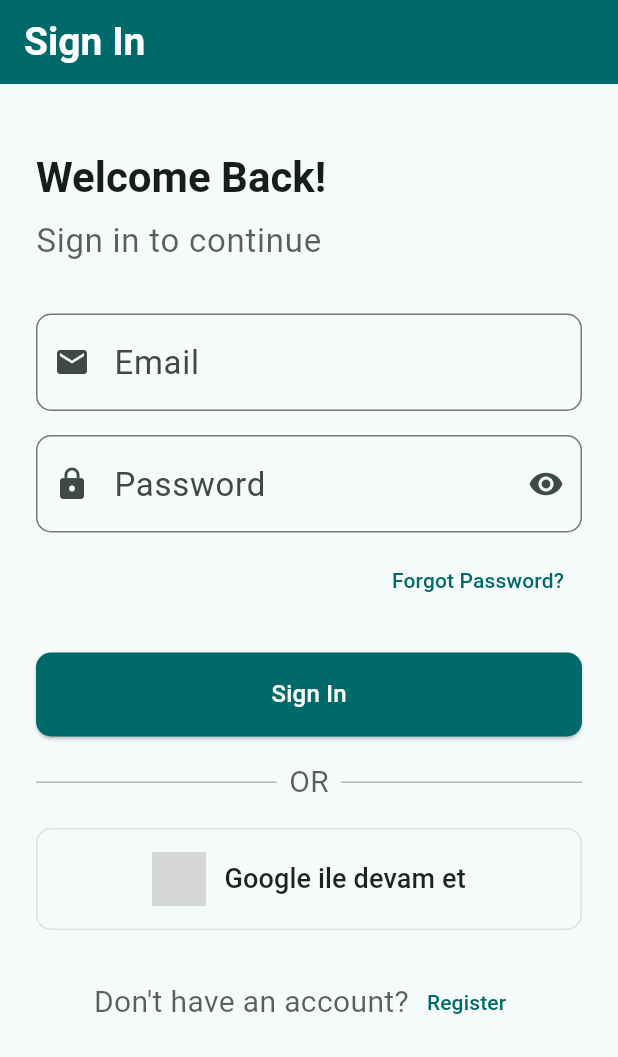
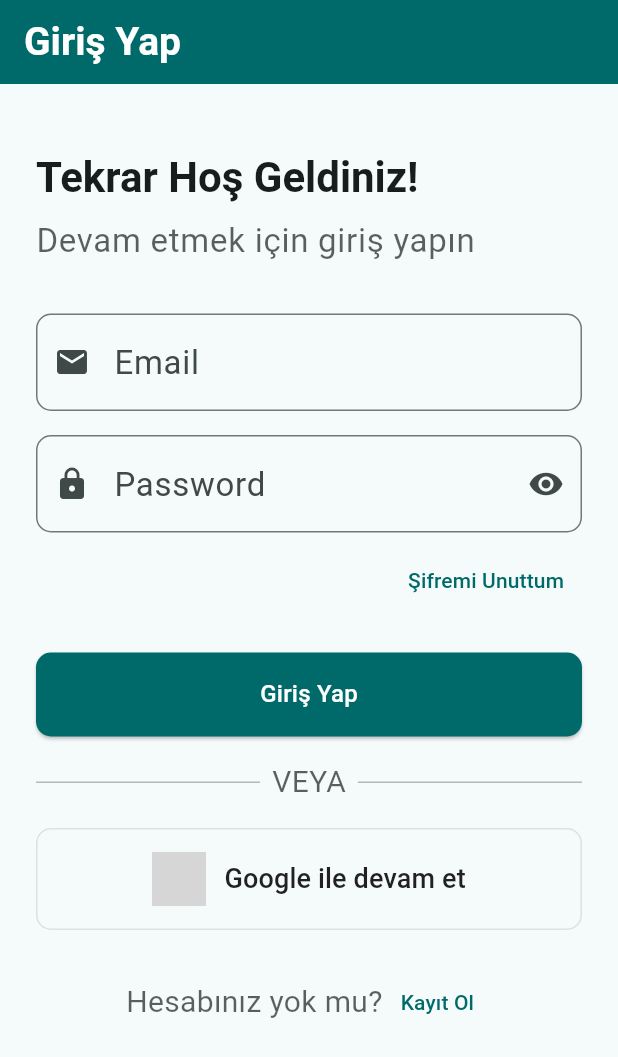
Before and after one commit to esatkee/MOB, a Flutter app: the screen it shows after launch, on a phone screen of 412 x 824 dp. Shown: the top 1057 px of the screen. Run offline on Flutter 3.47's test engine with Material 3 defaults, Android fonts, the phone set to English and light mode, and no system bars; our stand-ins replace firebase_auth, firebase_core, google_sign_in, shared_preferences, supabase_flutter; accounts and stored records are empty; network calls fail; grey boxes are pictures that could not be loaded.

Commit message:
kodlar iyileştirildi

```diff
--- a/lib/main.dart
+++ b/lib/main.dart
@@ -1,7 +1,7 @@
 import 'package:flutter/material.dart';
 import 'package:firebase_core/firebase_core.dart';
 import 'package:provider/provider.dart';
-import 'package:supabase_flutter/supabase_flutter.dart'; // Supabase import
+import 'package:supabase_flutter/supabase_flutter.dart'; // Supabase paketi
 
 import 'firebase_options.dart';
 import 'screens/login_page.dart';
@@ -16,21 +16,21 @@ import 'constants/constants.dart';
 Future<void> main() async {
   WidgetsFlutterBinding.ensureInitialized();
 
-  // Initialize Firebase
+  // Firebase'i başlatıyoruz
   await Firebase.initializeApp(
     options: DefaultFirebaseOptions.currentPlatform,
   );
 
-  // Initialize Supabase
+  // Supabase'i başlatıyoruz
   await Supabase.initialize(
-    url: 'https://jspsknitanbilrnavgmu.supabase.co', // TODO: Replace with your Supabase project URL
-    anonKey: 'eyJhbGciOiJIUzI1NiIsInR5cCI6IkpXVCJ9.eyJpc3MiOiJzdXBhYmFzZSIsInJlZiI6ImpzcHNrbml0YW5iaWxybmF2Z211Iiwicm9sZSI6ImFub24iLCJpYXQiOjE3NDg3MjQyNTMsImV4cCI6MjA2NDMwMDI1M30.Q_mFBwBhzfgdxVDXV11xjvmtSkyzgXiB_AWIQQ9y98E', // TODO: Replace with your anon/public key
+    url: 'https://jspsknitanbilrnavgmu.supabase.co', // Supabase projenizin URL'si
+    anonKey: 'eyJhbGciOiJIUzI1NiIsInR5cCI6IkpXVCJ9.eyJpc3MiOiJzdXBhYmFzZSIsInJlZiI6ImpzcHNrbml0YW5iaWxybmF2Z211Iiwicm9sZSI6ImFub24iLCJpYXQiOjE3NDg3MjQyNTMsImV4cCI6MjA2NDMwMDI1M30.Q_mFBwBhzfgdxVDXV11xjvmtSkyzgXiB_AWIQQ9y98E', // Supabase projenizin public anahtarı
   );
 
   runApp(const MyApp());
 }
 
-// Make Supabase client globally accessible
+// Supabase istemcisi global olarak erişilebilir
 final supabase = Supabase.instance.client;
 
 class MyApp extends StatelessWidget {
@@ -38,6 +38,7 @@ class MyApp extends StatelessWidget {
 
   @override
   Widget build(BuildContext context) {
+    // Ayar sağlayıcısını başlatıyoruz
     return ChangeNotifierProvider(
       create: (_) => SettingsProvider()..init(),
       child: Consumer<SettingsProvider>(
@@ -48,7 +49,7 @@ class MyApp extends StatelessWidget {
           final scaleFactor = settings.textSize / baseTextSize;
 
           return MaterialApp(
-            title: 'Diary+',
+            title: 'Diary+', // Uygulama başlığı
             theme: ThemeData(
               useMaterial3: true,
               colorScheme: ColorScheme.fromSeed(
@@ -129,12 +130,12 @@ class MyApp extends StatelessWidget {
             ),
             initialRoute: '/',
             routes: {
-              '/': (context) => const LoginPage(),
-              '/register': (context) => const RegisterPage(),
-              '/home': (context) => const HomePage(),
-              '/diary': (context) => EditNotePage(),
-              '/profile': (context) => const ProfilePage(),
-              '/settings': (context) => const SettingsPage(),
+              '/': (context) => const LoginPage(), // Giriş ekranı
+              '/register': (context) => const RegisterPage(), // Kayıt ekranı
+              '/home': (context) => const HomePage(), // Ana sayfa
+              '/diary': (context) => EditNotePage(), // Günlük detay ekranı
+              '/profile': (context) => const ProfilePage(), // Profil ekranı
+              '/settings': (context) => const SettingsPage(), // Ayarlar ekranı
             },
           );
         },
@@ -143,8 +144,9 @@ class MyApp extends StatelessWidget {
   }
 }
 
-// Optional: Reusable Snackbar extension
+
 extension ContextExtension on BuildContext {
+  // Ekranın alt kısmında bilgi mesajı gösteriyor
   void showSnackBar(String message, {bool isError = false}) {
     ScaffoldMessenger.of(this).showSnackBar(
       SnackBar(
--- a/lib/screens/base_page.dart
+++ b/lib/screens/base_page.dart
@@ -2,6 +2,7 @@ import 'package:flutter/material.dart';
 import '../widgets/custom_appbar.dart';
 import '../widgets/custom_drawer.dart';
 
+// Uygulamanın temel sayfa yapısını oluşturan stateless bir widget
 class BasePage extends StatelessWidget {
   final String title;
   final Widget body;
@@ -14,6 +15,7 @@ class BasePage extends StatelessWidget {
     this.drawer,
   });
 
+  // Sayfanın kullanıcı arayüzünü oluşturan kısım
   @override
   Widget build(BuildContext context) {
     return Scaffold(
--- a/lib/screens/home_page.dart
+++ b/lib/screens/home_page.dart
@@ -9,6 +9,7 @@ import '../widgets/home_card.dart';
 import '../widgets/note_dialog.dart';
 import '../screens/diary_detail.dart';
 
+// Stateful bir ana sayfa widget'ı
 class HomePage extends StatefulWidget {
   const HomePage({super.key});
 
@@ -16,6 +17,7 @@ class HomePage extends StatefulWidget {
   State<HomePage> createState() => _HomePageState();
 }
 
+// Ana sayfanın durumunu yöneten sınıf
 class _HomePageState extends State<HomePage> {
   List<Map<String, dynamic>> _notes = [];
   bool _isLoading = true;
@@ -25,7 +27,7 @@ class _HomePageState extends State<HomePage> {
     super.initState();
     _fetchNotes();
   }
-
+// Asenkron olarak notları veritabanından çeken fonksiyon
   Future<void> _fetchNotes() async {
     try {
       final notes = await HomeHelper.fetchNotes();
@@ -36,7 +38,7 @@ class _HomePageState extends State<HomePage> {
     } catch (e) {
       setState(() => _isLoading = false);
       ScaffoldMessenger.of(context).showSnackBar(
-        SnackBar(content: Text('Failed to load notes: $e')),
+        SnackBar(content: Text('Notlar yüklenirken hata oluştu: $e')),
       );
     }
   }
--- a/lib/screens/login_page.dart
+++ b/lib/screens/login_page.dart
@@ -6,6 +6,7 @@ import '../widgets/login_form.dart';
 import '../widgets/google_button.dart';
 import 'package:google_sign_in/google_sign_in.dart';
 
+// Giriş sayfası - Email/şifre ve Google ile giriş sağlar
 class LoginPage extends StatefulWidget {
   const LoginPage({super.key});
 
@@ -28,7 +29,7 @@ class _LoginPageState extends State<LoginPage> {
       _obscurePassword = !_obscurePassword;
     });
   }
-
+  // Email ve şifre ile giriş yapma işlemi
   Future<void> _loginWithEmailPassword() async {
     if (!_formKey.currentState!.validate()) return;
 
@@ -41,9 +42,9 @@ class _LoginPageState extends State<LoginPage> {
       );
 
       setState(() {
-        _successMessage = "Login successful!";
+        _successMessage = "Giriş başarılı!";
       });
-
+// Başarılı giriş sonrası yönlendirme
       await Future.delayed(const Duration(seconds: 1));
 
       if (!mounted) return;
@@ -52,24 +53,24 @@ class _LoginPageState extends State<LoginPage> {
         MaterialPageRoute(builder: (_) => const HomePage()),
       );
     } on FirebaseAuthException catch (e) {
-      String errorMessage = 'An error occurred';
+      String errorMessage = 'Bir hata oluştu';
       if (e.code == 'user-not-found') {
-        errorMessage = 'No user found for that email.';
+        errorMessage = 'Bu e-posta adresiyle kayıtlı kullanıcı bulunamadı.';
       } else if (e.code == 'wrong-password') {
-        errorMessage = 'Wrong password provided for that user.';
+        errorMessage = 'Yanlış şifre girdiniz.';
       } else if (e.code == 'invalid-email') {
-        errorMessage = 'The email address is invalid.';
+        errorMessage = 'Geçersiz e-posta adresi.';
       }
       _showError(errorMessage);
     } catch (e) {
-      _showError('Error: $e');
+      _showError('Hata: $e');
     } finally {
       if (mounted) {
         setState(() => _isLoading = false);
       }
     }
   }
-
+// Google ile giriş işlemi
   Future<void> _signInWithGoogle() async {
     setState(() => _isLoading = true);
 
@@ -90,7 +91,7 @@ class _LoginPageState extends State<LoginPage> {
       await _auth.signInWithCredential(credential);
 
       setState(() {
-        _successMessage = "Google sign-in successful!";
+        _successMessage = "Google ile giriş başarılı!";
       });
 
       await Future.delayed(const Duration(seconds: 1));
@@ -101,7 +102,7 @@ class _LoginPageState extends State<LoginPage> {
         MaterialPageRoute(builder: (_) => const HomePage()),
       );
     } catch (e) {
-      _showError('Google Sign-In Error: $e');
+      _showError('Google Giriş Hatası: $e');
       setState(() => _isLoading = false);
     }
   }
@@ -116,7 +117,7 @@ class _LoginPageState extends State<LoginPage> {
       ),
     );
   }
-
+// Controller'ları serbest bırak
   @override
   void dispose() {
     _emailController.dispose();
@@ -131,7 +132,7 @@ class _LoginPageState extends State<LoginPage> {
     final isDark = theme.brightness == Brightness.dark;
 
     return Scaffold(
-      appBar: CustomAppBar(title: "Sign In"),
+      appBar: CustomAppBar(title: "Giriş Yap"),
       body: SingleChildScrollView(
         padding: const EdgeInsets.all(24.0),
         child: Column(
@@ -139,7 +140,7 @@ class _LoginPageState extends State<LoginPage> {
           children: [
             const SizedBox(height: 20),
             Text(
-              "Welcome Back!",
+              "Tekrar Hoş Geldiniz!",
               style: theme.textTheme.headlineMedium?.copyWith(
                 fontWeight: FontWeight.bold,
                 color: colorScheme.onSurface,
@@ -147,7 +148,7 @@ class _LoginPageState extends State<LoginPage> {
             ),
             const SizedBox(height: 8),
             Text(
-              "Sign in to continue",
+              "Devam etmek için giriş yapın",
               style: theme.textTheme.bodyLarge?.copyWith(
                 color: colorScheme.onSurface.withOpacity(0.7),
               ),
@@ -165,10 +166,10 @@ class _LoginPageState extends State<LoginPage> {
               alignment: Alignment.centerRight,
               child: TextButton(
                 onPressed: () {
-                  // forgot password işlemi eklenebilir
+                  // Şifremi unuttum işlemi eklenebilir
                 },
                 child: Text(
-                  'Forgot Password?',
+                  'Şifremi Unuttum',
                   style: TextStyle(color: colorScheme.primary),
                 ),
               ),
@@ -192,7 +193,7 @@ class _LoginPageState extends State<LoginPage> {
                       ),
                     )
                   : Text(
-                      'Sign In',
+                      'Giriş Yap',
                       style: theme.textTheme.titleMedium?.copyWith(
                         color: colorScheme.onPrimary,
                       ),
@@ -207,7 +208,7 @@ class _LoginPageState extends State<LoginPage> {
                 Padding(
                   padding: const EdgeInsets.symmetric(horizontal: 8),
                   child: Text(
-                    'OR',
+                    'VEYA',
                     style: theme.textTheme.bodyMedium?.copyWith(
                       color: colorScheme.onSurface.withOpacity(0.7),
                     ),
@@ -229,7 +230,7 @@ class _LoginPageState extends State<LoginPage> {
               mainAxisAlignment: MainAxisAlignment.center,
               children: [
                 Text(
-                  "Don't have an account?",
+                  "Hesabınız yok mu?",
                   style: theme.textTheme.bodyMedium?.copyWith(
                     color: colorScheme.onSurface.withOpacity(0.7),
                   ),
@@ -239,7 +240,7 @@ class _LoginPageState extends State<LoginPage> {
                     Navigator.pushNamed(context, '/register');
                   },
                   child: Text(
-                    'Register',
+                    'Kayıt Ol',
                     style: TextStyle(color: colorScheme.primary),
                   ),
                 ),
--- a/lib/screens/register_page.dart
+++ b/lib/screens/register_page.dart
@@ -15,6 +15,7 @@ class RegisterPage extends StatefulWidget {
 }
 
 class _RegisterPageState extends State<RegisterPage> {
+  // Email, şifre ve şifre onayı için controllerlar
   final _emailController = TextEditingController();
   final _passwordController = TextEditingController();
   final _confirmPasswordController = TextEditingController();
@@ -38,16 +39,16 @@ class _RegisterPageState extends State<RegisterPage> {
       debugPrint('Supabase insert response: $response');
 
       if (response == null || (response is List && response.isEmpty)) {
-        throw Exception("User could not be inserted or already exists.");
+        throw Exception("Kullanıcı eklenemedi veya zaten mevcut.");
       }
 
-      debugPrint('User inserted into Supabase successfully.');
+      debugPrint('Kullanıcı Supabase\'e başarıyla eklendi.');
     } catch (e) {
-      debugPrint('Supabase Insert Error: ${e.toString()}');
+      debugPrint('Supabase Ekleme Hatası: ${e.toString()}');
       rethrow;
     }
   }
-
+// Email ve şifre ile kayıt işlemi
   Future<void> _registerWithEmail() async {
     if (!_formKey.currentState!.validate()) return;
 
@@ -64,7 +65,7 @@ class _RegisterPageState extends State<RegisterPage> {
       await _insertUserToSupabase(credential.user!.uid);
 
       setState(() {
-        _successMessage = 'Registration successful!';
+        _successMessage = 'Kayıt başarılı!';
       });
 
       if (!mounted) return;
@@ -73,17 +74,17 @@ class _RegisterPageState extends State<RegisterPage> {
         MaterialPageRoute(builder: (_) => const HomePage()),
       );
     } on FirebaseAuthException catch (e) {
-      String errorMessage = 'An error occurred';
+      String errorMessage = 'Bir hata oluştu';
       if (e.code == 'weak-password') {
-        errorMessage = 'The password provided is too weak.';
+        errorMessage = 'Girilen şifre çok zayıf.';
       } else if (e.code == 'email-already-in-use') {
-        errorMessage = 'The account already exists for that email.';
+        errorMessage = 'Bu e-posta adresi zaten kullanımda.';
       } else if (e.code == 'invalid-email') {
-        errorMessage = 'The email address is invalid.';
+        errorMessage = 'Geçersiz e-posta adresi.';
       }
       _showError(errorMessage);
     } catch (e) {
-      _showError('Error: $e');
+      _showError('Hata: $e');
     } finally {
       if (mounted) {
         setState(() {
@@ -92,7 +93,7 @@ class _RegisterPageState extends State<RegisterPage> {
       }
     }
   }
-
+// Google ile kayıt/giriş işlemi
   Future<void> _signInWithGoogle() async {
     setState(() {
       _isLoading = true;
@@ -123,7 +124,7 @@ class _RegisterPageState extends State<RegisterPage> {
       }
 
       setState(() {
-        _successMessage = 'Google sign-in successful!';
+        _successMessage = 'Google ile giriş başarılı!';
       });
 
       if (!mounted) return;
@@ -132,13 +133,13 @@ class _RegisterPageState extends State<RegisterPage> {
         MaterialPageRoute(builder: (_) => const HomePage()),
       );
     } catch (e) {
-      _showError('Google Sign-In Error: $e');
+      _showError('Google Giriş Hatası: $e');
       setState(() {
         _isLoading = false;
       });
     }
   }
-
+// Hata mesajlarını SnackBar ile göster
   void _showError(String message) {
     ScaffoldMessenger.of(context).showSnackBar(
       SnackBar(
@@ -166,7 +167,7 @@ class _RegisterPageState extends State<RegisterPage> {
     final colorScheme = theme.colorScheme;
 
     return Scaffold(
-      appBar: CustomAppBar(title: "Register"),
+      appBar: CustomAppBar(title: "Kayıt Ol"),
       body: SingleChildScrollView(
         padding: const EdgeInsets.all(24.0),
         child: Form(
@@ -176,7 +177,7 @@ class _RegisterPageState extends State<RegisterPage> {
             children: [
               const SizedBox(height: 20),
               Text(
-                "Welcome To Diary+!",
+                "Diary+'a Hoş Geldiniz!",
                 style: theme.textTheme.headlineMedium?.copyWith(
                   fontWeight: FontWeight.bold,
                   color: colorScheme.onSurface,
@@ -184,7 +185,7 @@ class _RegisterPageState extends State<RegisterPage> {
               ),
               const SizedBox(height: 8),
               Text(
-                "Create an account to continue",
+                "Devam etmek için bir hesap oluşturun",
                 style: theme.textTheme.bodyLarge?.copyWith(
                   color: colorScheme.onSurface.withOpacity(0.7),
                 ),
@@ -212,11 +213,11 @@ class _RegisterPageState extends State<RegisterPage> {
                 keyboardType: TextInputType.emailAddress,
                 validator: (value) {
                   if (value == null || value.isEmpty) {
-                    return 'Please enter your email';
+                    return 'Lütfen e-posta adresinizi girin';
                   }
                   if (!RegExp(r'^[\w-\.]+@([\w-]+\.)+[\w-]{2,4}$')
                       .hasMatch(value)) {
-                    return 'Please enter a valid email';
+                    return 'Lütfen geçerli bir e-posta adresi girin';
                   }
                   return null;
                 },
@@ -257,10 +258,10 @@ class _RegisterPageState extends State<RegisterPage> {
                 style: TextStyle(color: colorScheme.onSurface),
                 validator: (value) {
                   if (value == null || value.isEmpty) {
-                    return 'Please enter a password';
+                    return 'Lütfen şifrenizi girin';
                   }
                   if (value.length < 6) {
-                    return 'Password must be at least 6 characters';
+                    return 'Şifre en az 6 karakter olmalıdır';
                   }
                   return null;
                 },
@@ -270,7 +271,7 @@ class _RegisterPageState extends State<RegisterPage> {
                 controller: _confirmPasswordController,
                 obscureText: _obscureConfirmPassword,
                 decoration: InputDecoration(
-                  labelText: 'Confirm Password',
+                  labelText: 'Şifreyi Onayla',
                   prefixIcon: Icon(Icons.lock, color: colorScheme.primary),
                   suffixIcon: IconButton(
                     icon: Icon(
@@ -301,10 +302,10 @@ class _RegisterPageState extends State<RegisterPage> {
                 style: TextStyle(color: colorScheme.onSurface),
                 validator: (value) {
                   if (value == null || value.isEmpty) {
-                    return 'Please confirm your password';
+                    return 'Lütfen şifrenizi onaylayın';
                   }
                   if (value != _passwordController.text) {
-                    return 'Passwords do not match';
+                    return 'Şifreler eşleşmiyor';
                   }
                   return null;
                 },
```
Also changed, not shown: lib/screens/profile_page.dart (+37 -2 lines), lib/firebase_options.dart, 2 other files.
